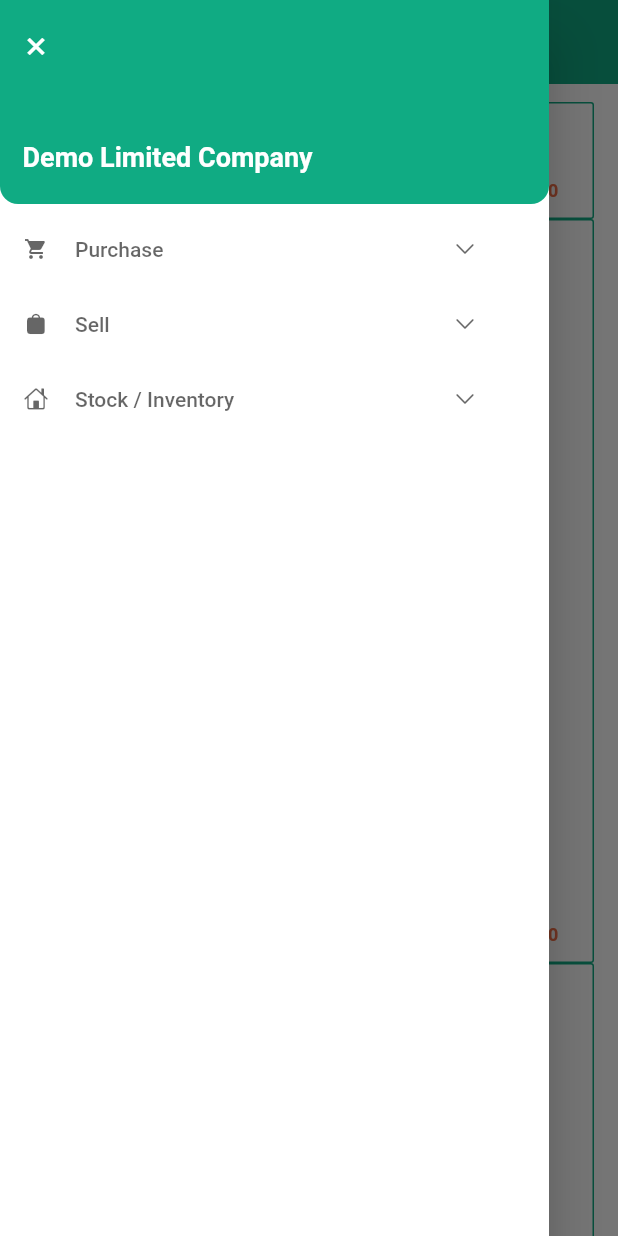
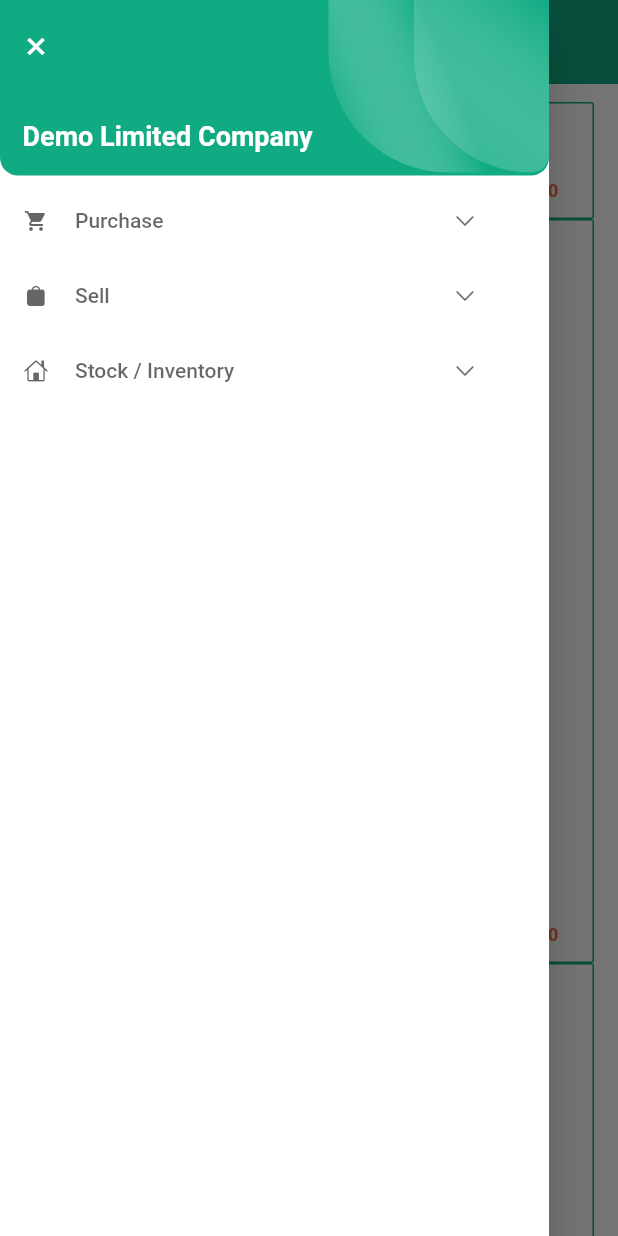
Before and after one commit to OmarFaruk-BD/company_app_design, a Flutter app: the screen it shows after launch, with the side drawer open, on a phone screen of 412 x 824 dp. Run offline on Flutter 3.47's test engine with Material 2 defaults, Android fonts, the phone set to English and light mode, and no system bars.

Commit message:
WIP: gradient color

```diff
--- a/lib/drawer/widgets/drawer_header.dart
+++ b/lib/drawer/widgets/drawer_header.dart
@@ -16,7 +16,9 @@ class CustomDrawerHeader extends StatelessWidget {
           bottomRight: Radius.circular(12),
         ),
       ),
-      child: Padding(
+      child: Stack(
+        children: [
+          Padding(
             padding: const EdgeInsets.only(left: 15, bottom: 16, top: 22),
             child: Column(
               mainAxisAlignment: MainAxisAlignment.start,
@@ -29,6 +31,51 @@ class CustomDrawerHeader extends StatelessWidget {
               ],
             ),
           ),
+          Align(
+            alignment: Alignment.bottomRight,
+            child: Container(
+              height: 115,
+              width: 147,
+              decoration: BoxDecoration(
+                gradient: LinearGradient(
+                  colors: [
+                    const Color(0xFFC9ECE3).withOpacity(.1),
+                    const Color(0xFF10AB83),
+                    const Color(0xFF10AB83),
+                  ],
+                  begin: Alignment.centerLeft,
+                  end: Alignment.topRight,
+                ),
+                borderRadius: const BorderRadius.only(
+                  bottomLeft: Radius.circular(80),
+                  bottomRight: Radius.circular(14),
+                ),
+              ),
+            ),
+          ),
+          Align(
+            alignment: Alignment.bottomRight,
+            child: Container(
+              height: 115,
+              width: 90,
+              decoration: BoxDecoration(
+                gradient: LinearGradient(
+                  colors: [
+                    const Color(0xFFC9ECE3).withOpacity(.05),
+                    const Color(0xFF10AB83),
+                  ],
+                  begin: Alignment.bottomLeft,
+                  end: Alignment.topRight,
+                ),
+                borderRadius: const BorderRadius.only(
+                  bottomLeft: Radius.circular(90),
+                  bottomRight: Radius.circular(14),
+                ),
+              ),
+            ),
+          ),
+        ],
+      ),
     );
   }
 
@@ -39,7 +86,6 @@ class CustomDrawerHeader extends StatelessWidget {
         color: Colors.white,
         fontSize: 18,
         fontWeight: FontWeight.w600,
-        height: 2.2,
       ),
     );
   }
```
Lines whose indentation alone changed are shown as unchanged.
